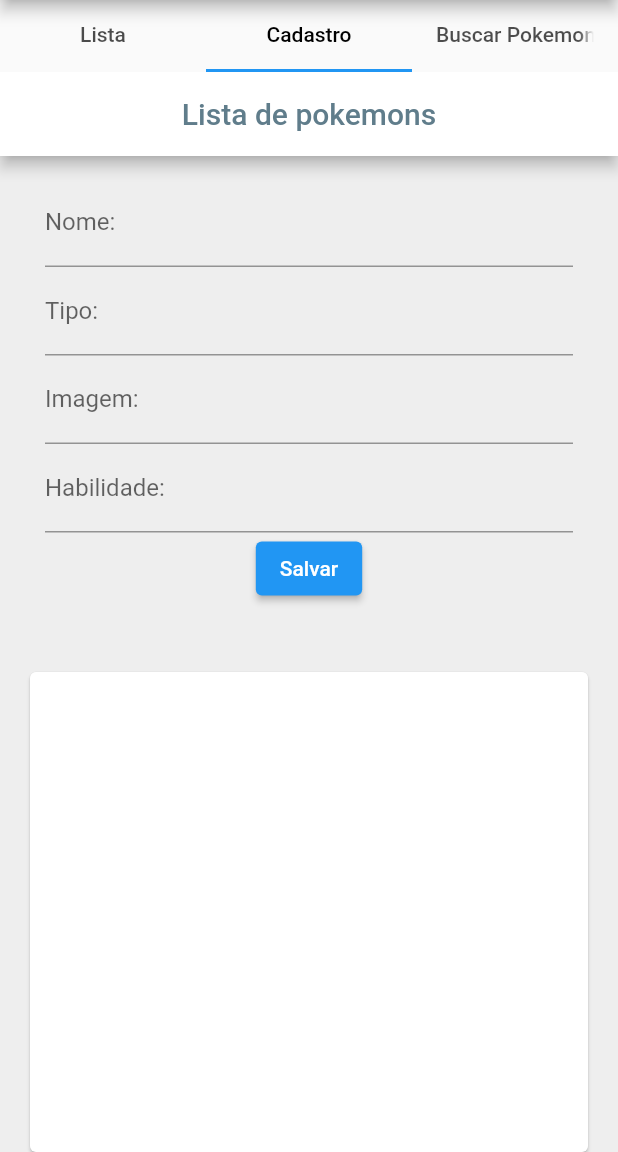
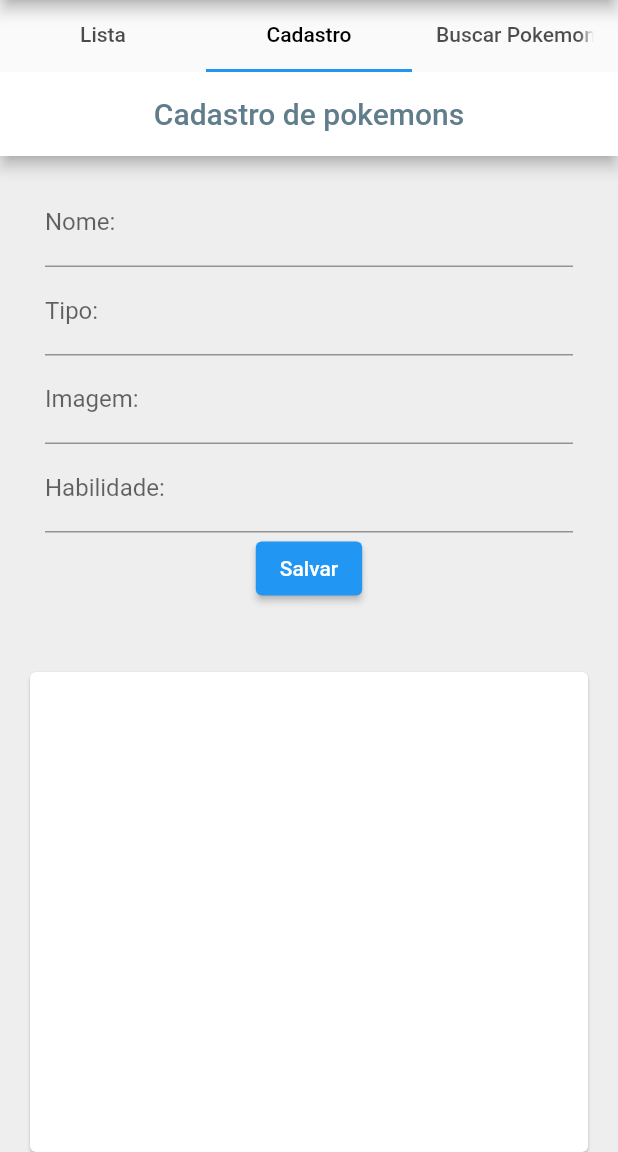
Before and after one commit to matheusluan/flutter_crud_pokemon, a Flutter app: the screen it shows after launch, tab 2 chosen, on a phone screen of 412 x 824 dp, the part 84-1236 px from its top. Run offline on Flutter 3.47's test engine with Material 2 defaults, Android fonts, the light colour scheme and no system bars; our stand-ins replace dio, sqflite; missing offline and left inert: clipboard; accounts and stored records are empty.

Commit message:
alter label

```diff
--- a/lib/pages/crud_pokemon.dart
+++ b/lib/pages/crud_pokemon.dart
@@ -50,7 +50,7 @@ class _PagePokemonState extends State<PagePokemon> {
         backgroundColor: Colors.white,
         title: const Center(
           child: Text(
-            'Lista de pokemons',
+            'Cadastro de pokemons',
             style: TextStyle(color: Colors.blueGrey),
           ),
         ),
```
